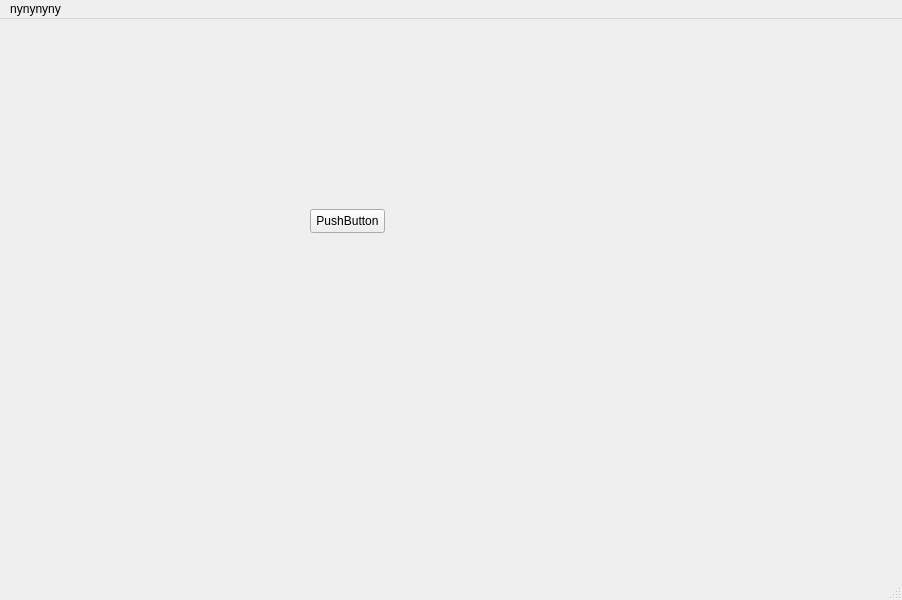
threescomplement/proi-chess, file src/gui/mainwindow.ui: the form before one commit.
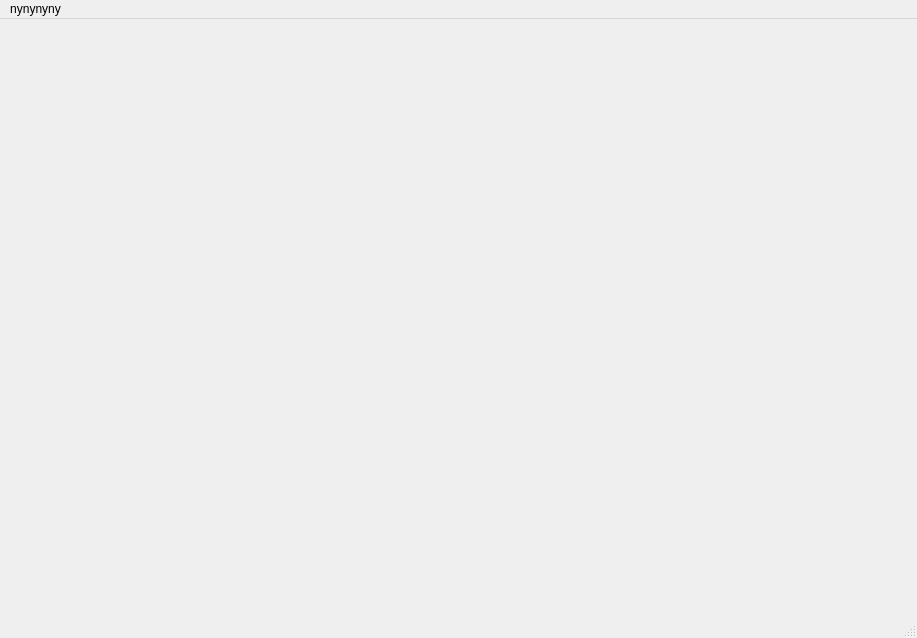
The form after the commit.

Commit message: added an empty board jpg, tried to display it but it seems to only work with a direct path

Diff of the .ui file:
```diff
--- a/src/gui/mainwindow.ui
+++ b/src/gui/mainwindow.ui
@@ -6,8 +6,8 @@
    <rect>
     <x>0</x>
     <y>0</y>
-    <width>902</width>
-    <height>600</height>
+    <width>917</width>
+    <height>638</height>
    </rect>
   </property>
   <property name="maximumSize">
@@ -20,23 +20,26 @@
    <string>MainWindow</string>
   </property>
   <widget class="QWidget" name="centralwidget">
-   <widget class="QPushButton" name="pushButton">
+   <widget class="QLabel" name="GameBoard">
     <property name="geometry">
      <rect>
-      <x>310</x>
-      <y>190</y>
-      <width>75</width>
-      <height>24</height>
+      <x>8</x>
+      <y>5</y>
+      <width>901</width>
+      <height>601</height>
      </rect>
     </property>
-    <property name="maximumSize">
-     <size>
-      <width>167</width>
-      <height>167</height>
-     </size>
+    <property name="sizePolicy">
+     <sizepolicy hsizetype="Expanding" vsizetype="Expanding">
+      <horstretch>0</horstretch>
+      <verstretch>0</verstretch>
+     </sizepolicy>
+    </property>
+    <property name="autoFillBackground">
+     <bool>false</bool>
     </property>
     <property name="text">
-     <string>PushButton</string>
+     <string/>
     </property>
    </widget>
   </widget>
@@ -45,7 +48,7 @@
     <rect>
      <x>0</x>
      <y>0</y>
-     <width>902</width>
+     <width>917</width>
      <height>22</height>
     </rect>
    </property>
```
The commit also changes 2 other files.
